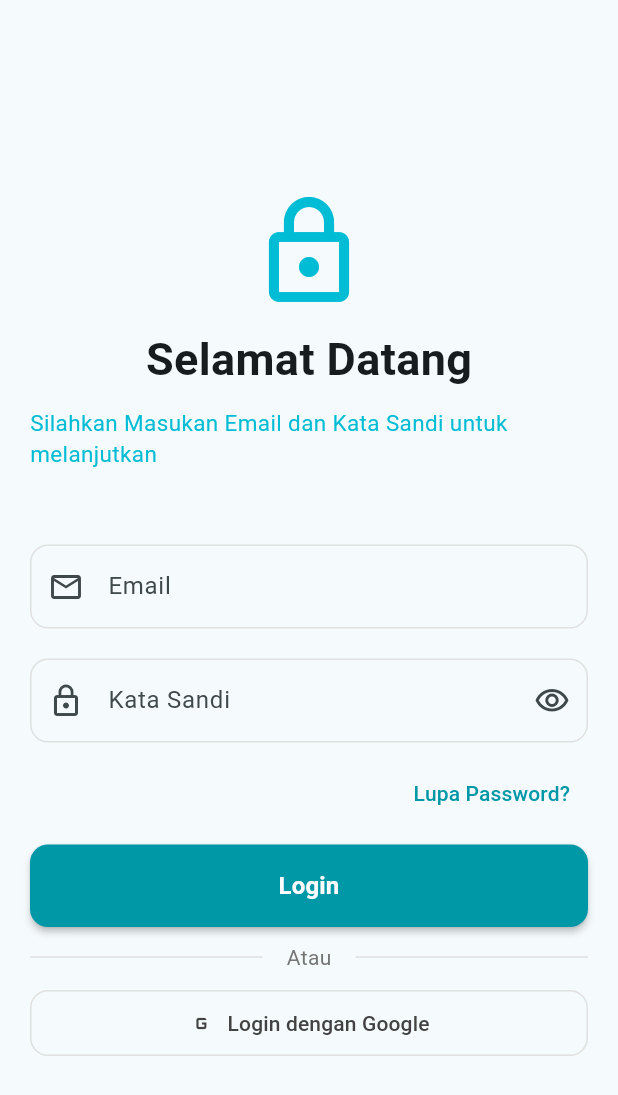
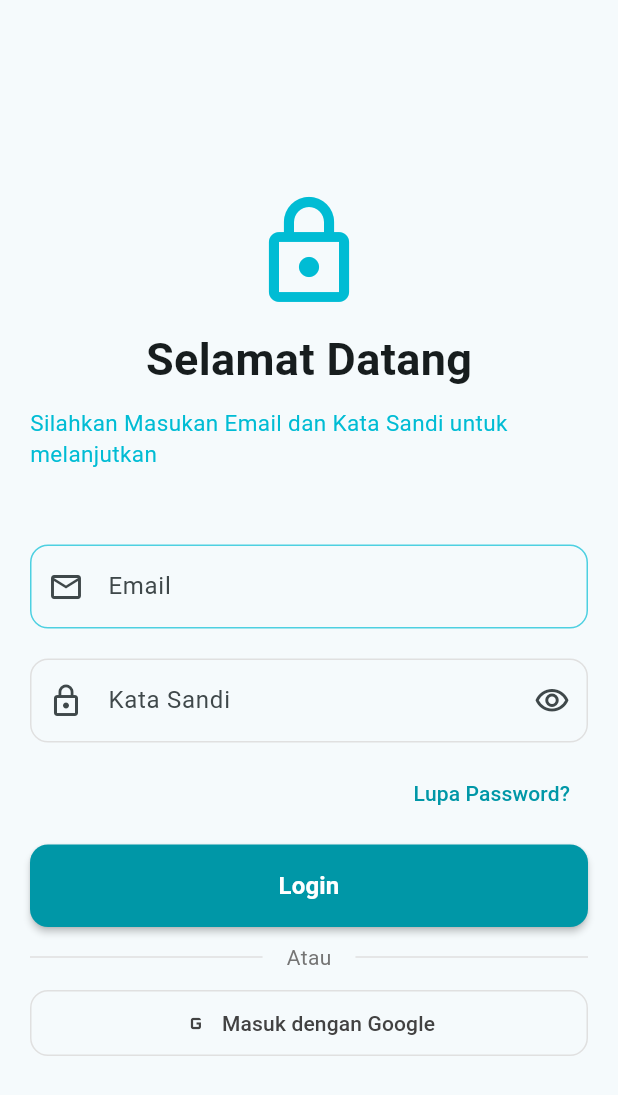
Before and after one commit to rozakgit/KB1179-1123150006-uts, a Flutter app: the LoginScreen screen opened directly, on a phone screen of 412 x 824 dp. Shown: the top 1095 px of the screen. Run offline on Flutter 3.47's test engine with Material 3 defaults, Android fonts, the phone set to English and light mode, and no system bars.

Commit message:
pengubahan bahasa dan warna  pada login

```diff
--- a/lib/screen/login.dart
+++ b/lib/screen/login.dart
@@ -35,7 +35,7 @@ class LoginScreen extends StatelessWidget {
                     hint: Text("Masukkan email Anda"),
                     enabledBorder: OutlineInputBorder(
                       borderRadius: BorderRadius.all(Radius.circular(12)),
-                      borderSide: BorderSide(color: Colors.grey[300]!),
+                      borderSide: BorderSide(color: Colors.cyan[300]!),
                     ),
                     focusedBorder: OutlineInputBorder(
                       borderRadius: BorderRadius.all(Radius.circular(12)),
@@ -137,7 +137,7 @@ class LoginScreen extends StatelessWidget {
                     },
                     icon: Icon(Icons.g_mobiledata, color: Colors.grey[800]),
                     label: Text(
-                      "Login dengan Google",
+                      "Masuk dengan Google",
                       style: TextStyle(color: Colors.grey[800]),
                     ),
                     style: OutlinedButton.styleFrom(
```
